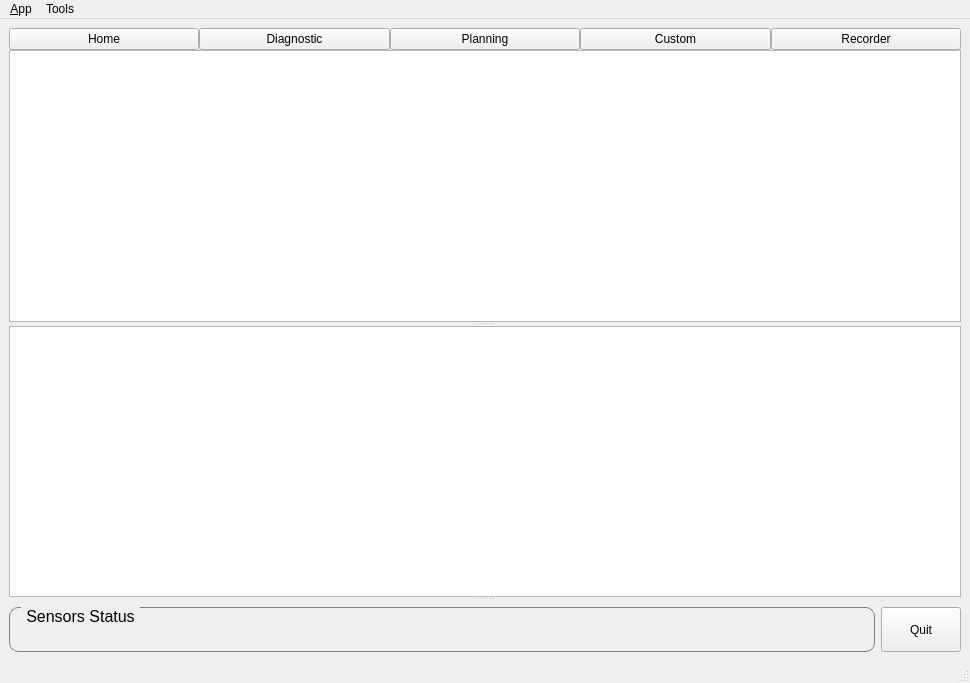
Old version of the form ui/main_window.ui in the repository CastielLiu/av_console.
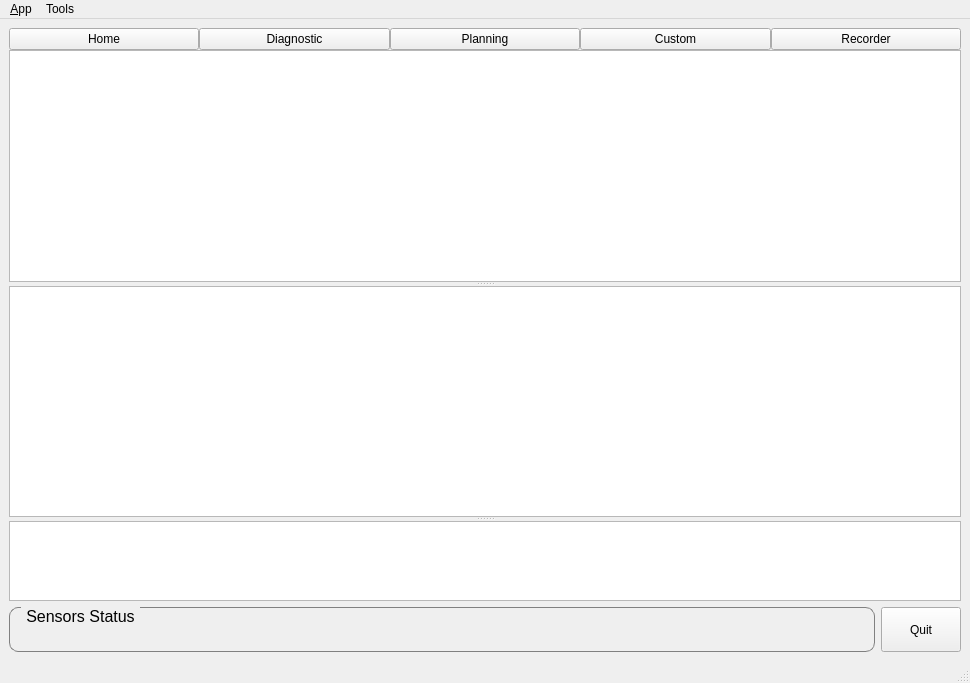
New version of the form. The open tabs and pages were chosen to show the change. Icons and pictures are not drawn. Custom widgets are drawn as their Qt base class.

```diff
--- a/ui/main_window.ui
+++ b/ui/main_window.ui
@@ -1027,7 +1027,7 @@
              <property name="maximumSize">
               <size>
                <width>16777215</width>
-               <height>0</height>
+               <height>80</height>
               </size>
              </property>
             </widget>
```
Left out of the diff: 2 changed lines with no effect on the pictures.
